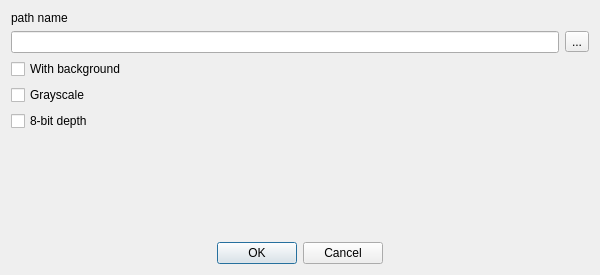
Above: src/gui/dialogs/painter_image.ui from cppd/math before the change. Below: the same form after it.
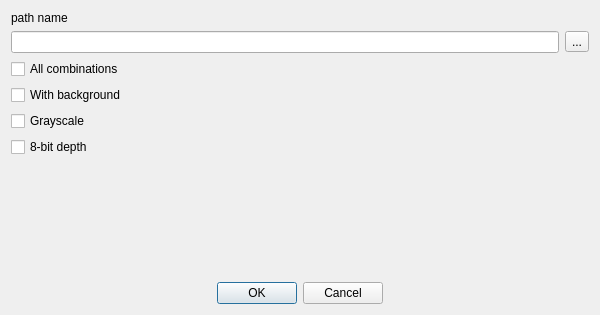
That is the form after the change.

Commit message: painter dialog

```diff
--- a/src/gui/dialogs/painter_image.ui
+++ b/src/gui/dialogs/painter_image.ui
@@ -7,7 +7,7 @@
     <x>0</x>
     <y>0</y>
     <width>600</width>
-    <height>275</height>
+    <height>315</height>
    </rect>
   </property>
   <property name="minimumSize">
@@ -41,6 +41,13 @@
      </item>
     </layout>
    </item>
+   <item>
+    <widget class="QCheckBox" name="checkBox_all">
+     <property name="text">
+      <string>All combinations</string>
+     </property>
+    </widget>
+   </item>
    <item>
     <widget class="QCheckBox" name="checkBox_with_background">
      <property name="text">
```
The commit also changes 3 other files.
